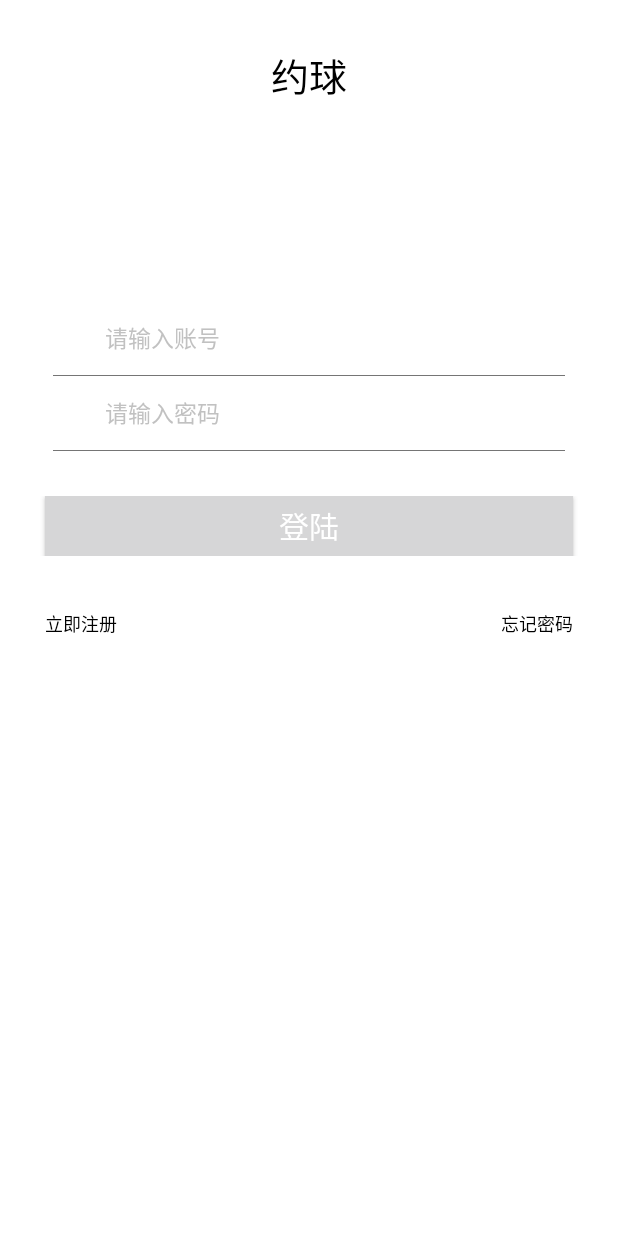
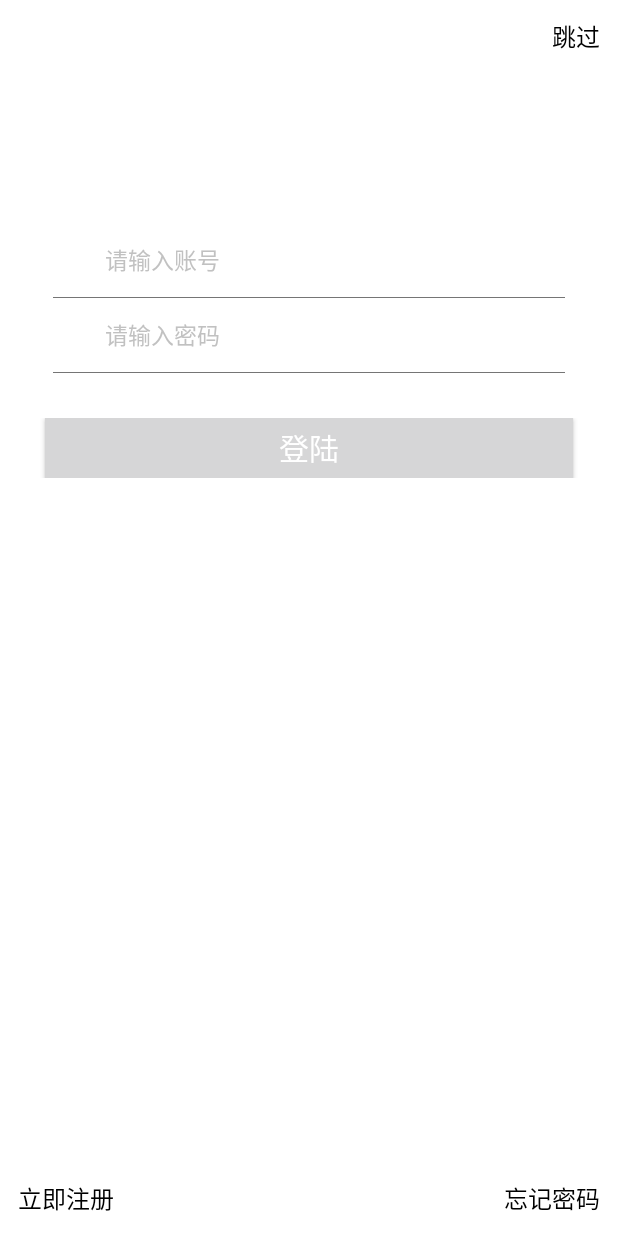
Before and after one commit to doufukobe/SlamDunk, an Android app: the layout activity_login.xml on its own in the app's theme, with its tools: preview values and no code run, on a phone screen of 412 x 824 dp. Run offline under Robolectric (Android 15) with nearby library versions, the phone set to English and light mode, and no system bars.

Commit message:
布局修改

```diff
--- a/app/src/main/res/layout/activity_login.xml
+++ b/app/src/main/res/layout/activity_login.xml
@@ -3,18 +3,21 @@
      android:layout_width="match_parent"
      android:layout_height="match_parent"
      android:background="@color/colorwhite">
+
     <RelativeLayout
         android:id="@+id/id_login_layout1"
         android:layout_width="match_parent"
-        android:layout_height="100dp">
+        android:layout_height="48dp">
         <TextView
-            android:id="@+id/id_login_tv_appname"
+            android:id="@+id/id_login_skip"
             android:layout_width="wrap_content"
             android:layout_height="wrap_content"
             android:layout_centerInParent="true"
+            android:layout_alignParentRight="true"
             android:textColor="@color/colorblack"
-            android:textSize="25sp"
-            android:text="约球"/>
+            android:layout_marginRight="12dp"
+            android:textSize="16dp"
+            android:text="跳过"/>
     </RelativeLayout>
     <RelativeLayout
         android:id="@+id/id_login_layout2"
@@ -123,28 +126,28 @@
     </RelativeLayout>
     <RelativeLayout
         android:id="@+id/id_login_layout5"
-        android:layout_below="@+id/id_login_layout4"
+
         android:layout_width="match_parent"
         android:layout_height="wrap_content"
-        android:layout_marginTop="20dp">
+        android:layout_alignParentBottom="true">
         <TextView
             android:id="@+id/id_login_tip_register"
             android:layout_alignParentLeft="true"
-            android:layout_marginLeft="30dp"
+            android:layout_marginLeft="12dp"
             android:layout_width="wrap_content"
             android:layout_height="50dp"
             android:textColor="@color/colorblack"
-            android:textSize="12sp"
+            android:textSize="16sp"
             android:text="立即注册"
             android:gravity="center"/>
         <TextView
             android:id="@+id/id_login_tip_forget"
             android:layout_alignParentRight="true"
-            android:layout_marginRight="30dp"
+            android:layout_marginRight="12dp"
             android:layout_width="wrap_content"
             android:layout_height="50dp"
             android:textColor="@color/colorblack"
-            android:textSize="12sp"
+            android:textSize="16sp"
             android:text="忘记密码"
             android:gravity="center"/>
     </RelativeLayout>
--- a/app/src/main/res/layout/activity_register.xml
+++ b/app/src/main/res/layout/activity_register.xml
@@ -3,11 +3,14 @@
     android:layout_width="match_parent"
     android:layout_height="match_parent"
     android:background="@color/colorwhite">
+
+    <include layout="@layout/commen_title_bar"></include>
+
     <RelativeLayout
         android:id="@+id/id_register_layout1"
         android:layout_width="match_parent"
         android:layout_height="wrap_content"
-        android:layout_marginTop="20dp">
+        android:layout_marginTop="80dp">
         <TextView
             android:id="@+id/id_register_tv"
             android:layout_width="wrap_content"
@@ -24,7 +27,7 @@
         android:layout_height="wrap_content"
         android:layout_marginRight="30dp"
         android:layout_marginLeft="30dp"
-        android:layout_marginTop="50dp">
+        android:layout_marginTop="35dp">
         <LinearLayout
             android:id="@+id/id_register_1"
             android:layout_width="match_parent"
```
